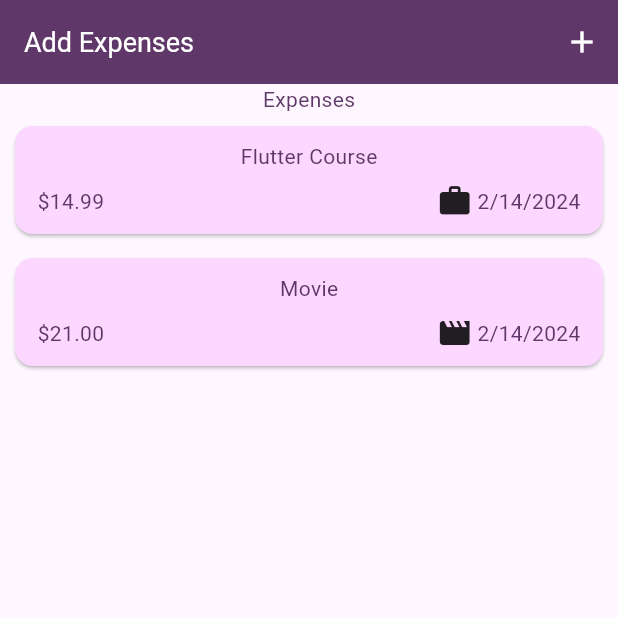
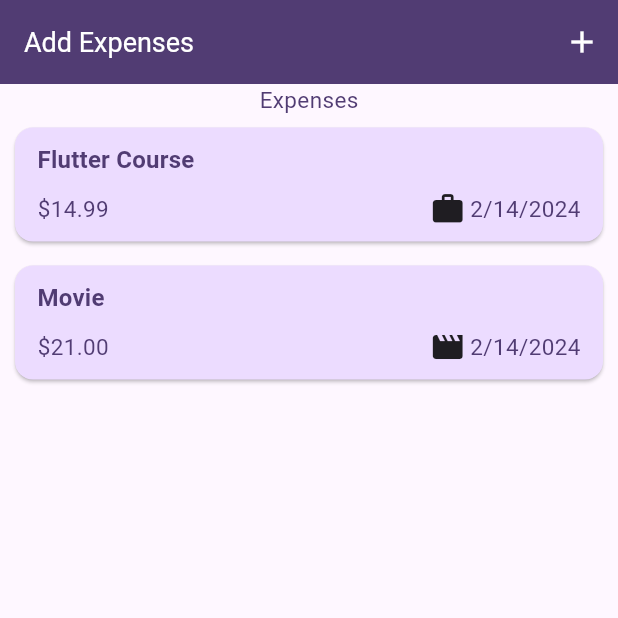
Before and after one commit to Kapil9861/Flutter, a Flutter app: the screen it shows after launch, on a phone screen of 412 x 824 dp, the top half of it. Run offline on Flutter 3.47's test engine with Material 3 defaults, Android fonts, the phone set to English and light mode, and no system bars; our stand-ins replace google_fonts.

```diff
--- a/expense_tracker/lib/main.dart
+++ b/expense_tracker/lib/main.dart
@@ -1,8 +1,13 @@
 import 'package:flutter/material.dart';
 import 'package:expense_tracker/widgets/expenses.dart';
 
-var kColorScheme =
-    ColorScheme.fromSeed(seedColor: const Color.fromARGB(255, 98, 76, 101));
+var kColorScheme = ColorScheme.fromSeed(
+  seedColor: const Color.fromARGB(255, 86, 76, 101),
+);
+var kDarkColorScheme = ColorScheme.fromSeed(
+  brightness: Brightness.dark,
+  seedColor: const Color.fromARGB(255, 5, 99, 125),
+);
 void main() {
   runApp(const MyApp());
 }
@@ -14,6 +19,21 @@ class MyApp extends StatelessWidget {
   @override
   Widget build(BuildContext context) {
     return MaterialApp(
+      darkTheme: ThemeData.dark().copyWith(
+        //appBarTheme: AppBarTheme(backgroundColor: kDarkColorScheme),
+        colorScheme: kDarkColorScheme,
+        cardTheme: CardTheme(
+          color: kDarkColorScheme.primaryContainer,
+          margin: const EdgeInsets.symmetric(horizontal: 16, vertical: 8),
+        ),
+        textTheme: TextTheme(
+          bodyMedium: TextStyle(color: kDarkColorScheme.onPrimaryContainer),
+        ),
+        elevatedButtonTheme: ElevatedButtonThemeData(
+          style: ElevatedButton.styleFrom(
+              backgroundColor: kDarkColorScheme.primaryContainer),
+        ),
+      ),
       theme: ThemeData().copyWith(
         //Those that doesn't change change it manually
         colorScheme: kColorScheme,
@@ -30,14 +50,26 @@ class MyApp extends StatelessWidget {
               backgroundColor: kColorScheme.primaryContainer),
         ),
         textTheme: const TextTheme().copyWith(
-          titleLarge: const TextStyle(
-            fontSize: 18,
-            fontWeight: FontWeight.normal,
-            // this is not required as this will be overridden in the AppBar by its foreground Color
-            //color: kColorScheme.primaryContainer,
-          ),
-          bodyMedium: TextStyle(color: kColorScheme.onPrimaryContainer),
-        ),
+            titleLarge: TextStyle(
+              fontSize: 18,
+              fontWeight: FontWeight.normal,
+              // this is not required as this will be overridden in the AppBar by its foreground Color
+              color:
+                  kColorScheme.onPrimaryContainer, //for manual and import use
+            ),
+            titleMedium: TextStyle(
+              fontSize: 16,
+              fontWeight: FontWeight.bold,
+              // this is not required as this will be overridden in the AppBar by its foreground Color
+              color:
+                  kColorScheme.onPrimaryContainer, //for manual and import use
+            ),
+            bodyMedium: TextStyle(
+              fontSize: 15,
+              fontWeight: FontWeight.normal,
+              // this is not required as this will be overridden in the AppBar by its foreground Color
+              color: kColorScheme.onPrimaryContainer,
+            )),
         dialogTheme: const DialogTheme().copyWith(
           backgroundColor: kColorScheme.primaryContainer,
           //can't set foreground color so need to do it manually
--- /dev/null
+++ b/expense_tracker/lib/models/expense_bucket.dart
@@ -0,0 +1,15 @@
+import 'package:expense_tracker/models/expense.dart';
+
+class ExpenseBucket {
+  ExpenseBucket({required this.expenses, required this.category});
+  final List<Expense> expenses;
+  final Category category;
+
+  double get totalExpense {
+    double sum = 0;
+    for (final expense in expenses) {
+      sum += expense.amount;
+    }
+    return sum;
+  }
+}
--- a/expense_tracker/lib/widgets/expenses_list/expenses_item.dart
+++ b/expense_tracker/lib/widgets/expenses_list/expenses_item.dart
@@ -13,14 +13,20 @@ class ExpensesItem extends StatelessWidget {
           vertical: 10,
         ),
         child: Column(
+          crossAxisAlignment: CrossAxisAlignment.start,
           children: [
-            Text(expense.title),
+            Text(
+              expense.title,
+              style: Theme.of(context).textTheme.titleMedium,
+            ),
             const SizedBox(
               height: 8,
             ),
             Row(
               children: [
-                Text('\$${expense.amount.toStringAsFixed(2)}'),
+                Text(
+                  '\$${expense.amount.toStringAsFixed(2)}',
+                ),
                 const Spacer(),
                 Row(
                   children: [
--- a/expense_tracker/lib/widgets/expenses_list/expenses_list.dart
+++ b/expense_tracker/lib/widgets/expenses_list/expenses_list.dart
@@ -12,6 +12,13 @@ class ExpensesList extends StatelessWidget {
     return ListView.builder(
       itemCount: expensesList.length,
       itemBuilder: (context, index) => Dismissible(
+        background: Container(
+          color: Theme.of(context).colorScheme.error,
+          margin: const EdgeInsets.symmetric(
+            horizontal: 8,
+            vertical: 16,
+          ), //Theme.of(context).cardTheme.margin,
+        ),
         onDismissed: (direction) => onRemoveExpense(expensesList[index]),
         key: ValueKey(expensesList[index]),
         child: ExpensesItem(
--- a/expense_tracker/lib/widgets/new_expenses.dart
+++ b/expense_tracker/lib/widgets/new_expenses.dart
@@ -1,4 +1,4 @@
-import 'package:expense_tracker/main.dart';
+// import 'package:expense_tracker/main.dart';
 import 'package:flutter/material.dart';
 import 'package:expense_tracker/models/expense.dart';
 import 'package:google_fonts/google_fonts.dart';
@@ -62,7 +62,7 @@ class _NewExpensesState extends State<NewExpenses> {
           return AlertDialog(
             title: Text(
               "Invalid Input!",
-              style: TextStyle(color: kColorScheme.onPrimaryContainer),
+              style: Theme.of(context).textTheme.titleLarge,
             ),
             content: Text(
               "Please provide input with appropriate title and select date with amount greater than 0 Rs.",
@@ -145,7 +145,7 @@ class _NewExpensesState extends State<NewExpenses> {
                             child: Text(
                               category.name.toUpperCase(),
                               style: const TextStyle(
-                                  color: Color.fromARGB(255, 70, 68, 68)),
+                                  color: Color.fromARGB(255, 116, 114, 114)),
                             ),
                           ))
                       .toList(),
```
